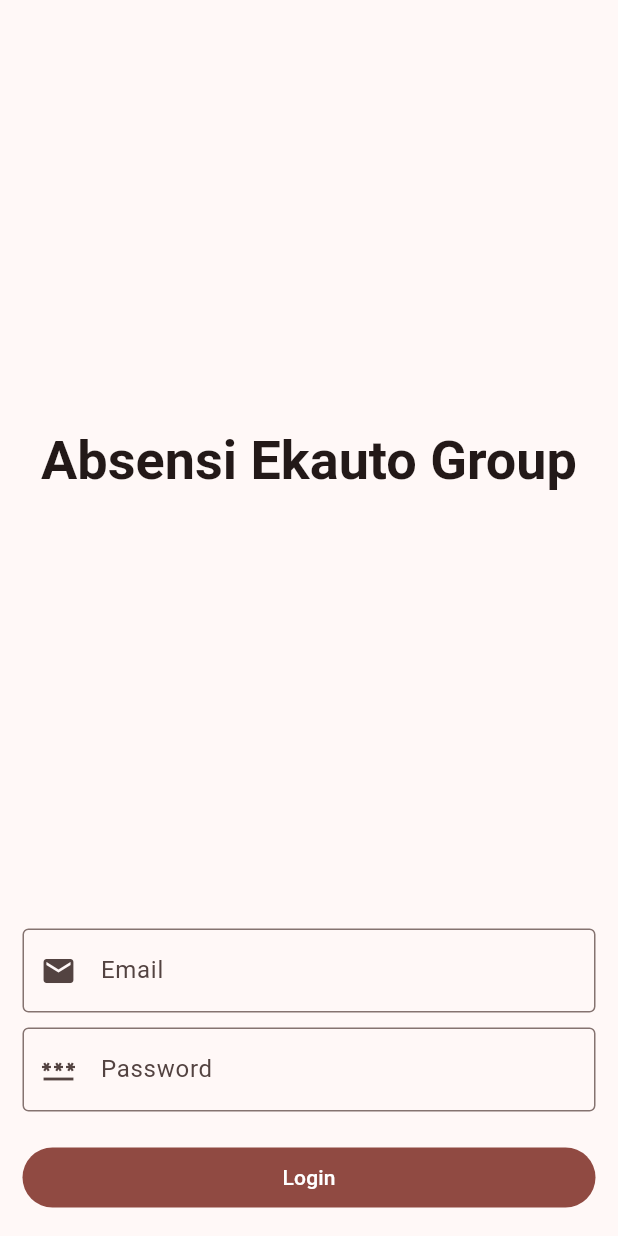
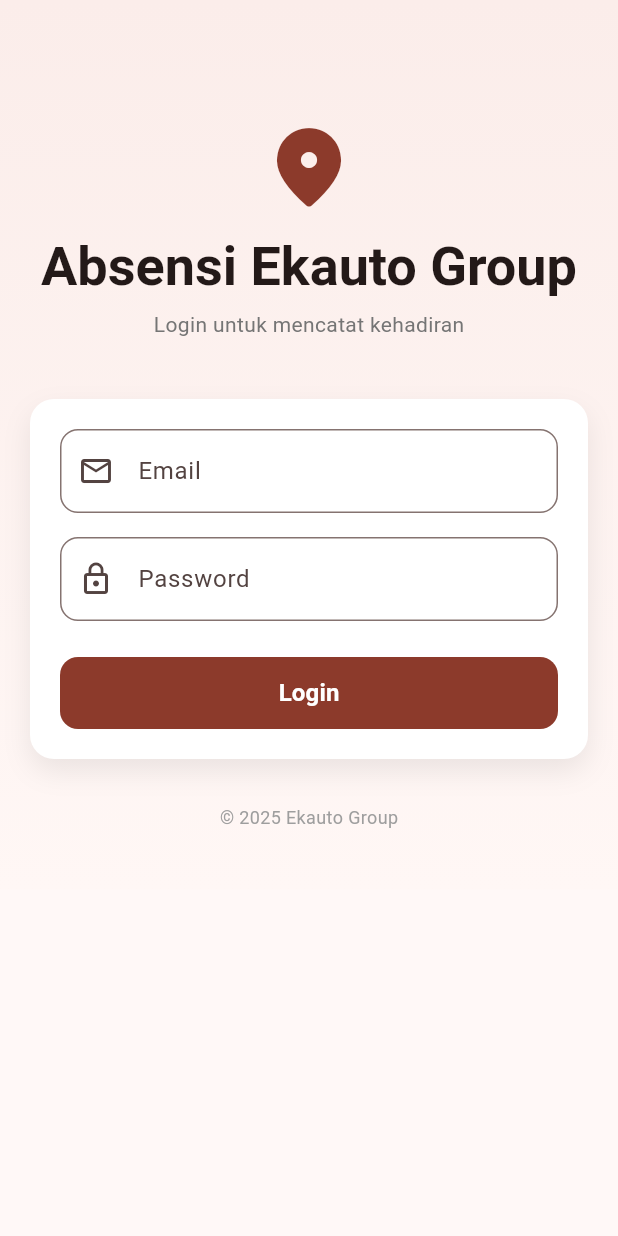
Before and after one commit to syahrizal-as/flutter-2026-part-2, a Flutter app: the screen it shows after launch, on a phone screen of 412 x 824 dp. Run offline on Flutter 3.47's test engine with Material 3 defaults, Android fonts, the phone set to English and light mode, and no system bars; our stand-ins replace dio, freezed_annotation, geolocator, get_it, pretty_dio_logger, retrofit and 1 more; missing offline and left inert: flutter_osm_plugin; generated files the repository leaves out were written again.

Commit message:
update fitur service login

```diff
--- /dev/null
+++ b/lib/app/data/source/auth_api_service.dart
@@ -0,0 +1,19 @@
+import 'package:absensi_2026/core/constant/constant.dart';
+import 'package:absensi_2026/core/network/data_state.dart';
+import 'package:retrofit/http.dart';
+import 'package:retrofit/retrofit.dart';
+import 'package:dio/dio.dart';
+
+part 'auth_api_service.g.dart';
+
+@RestApi(baseUrl: BASE_URL)
+abstract class AuthApiService {
+  factory AuthApiService(Dio dio) {
+    return _AuthApiService(dio);
+  }
+
+  @POST('/api/login')
+  Future<HttpResponse<DataState>> login({
+    @Body() required Map<String, dynamic> body,
+  });
+}
--- a/lib/app/presentation/login/login_screen.dart
+++ b/lib/app/presentation/login/login_screen.dart
@@ -19,15 +19,33 @@
   @override
   Widget bodyBuild(BuildContext context) {
     return SafeArea(
-      child: Container(
-        width: double.maxFinite,
-        padding: EdgeInsets.all(15),
+      child: Scaffold(
+        body: Container(
+          width: double.infinity,
+          decoration: const BoxDecoration(
+            gradient: LinearGradient(
+              begin: Alignment.topCenter,
+              end: Alignment.bottomCenter,
+              colors: [Color(0xFFFBEDEA), Color(0xFFFFF7F5)],
+            ),
+          ),
+          child: SingleChildScrollView(
+            padding: const EdgeInsets.symmetric(horizontal: 20),
             child: Column(
               mainAxisAlignment: MainAxisAlignment.center,
               children: [
-            Expanded(
-              child: Center(
-                child: Text(
+                const SizedBox(height: 80),
+
+                /// 🏢 HEADER / BRAND
+                Column(
+                  children: [
+                    Icon(
+                      Icons.location_on_rounded,
+                      size: 64,
+                      color: Color(0xFF8C3A2B),
+                    ),
+                    const SizedBox(height: 12),
+                    Text(
                       'Absensi Ekauto Group',
                       style: GlobalHelper.getTextStyle(
                         context,
@@ -35,38 +53,105 @@
                       )?.copyWith(fontWeight: FontWeight.bold),
                       textAlign: TextAlign.center,
                     ),
+                    const SizedBox(height: 6),
+                    Text(
+                      'Login untuk mencatat kehadiran',
+                      style: Theme.of(
+                        context,
+                      ).textTheme.bodyMedium?.copyWith(color: Colors.grey[600]),
+                    ),
+                  ],
+                ),
+
+                const SizedBox(height: 40),
+
+                /// 🧾 LOGIN CARD
+                Container(
+                  padding: const EdgeInsets.all(20),
+                  decoration: BoxDecoration(
+                    color: Colors.white,
+                    borderRadius: BorderRadius.circular(16),
+                    boxShadow: [
+                      BoxShadow(
+                        color: Colors.black.withOpacity(0.08),
+                        blurRadius: 15,
+                        offset: const Offset(0, 8),
+                      ),
+                    ],
+                  ),
+                  child: Column(
+                    children: [
+                      /// EMAIL
+                      TextField(
+                        keyboardType: TextInputType.emailAddress,
+                        decoration: InputDecoration(
+                          prefixIcon: const Icon(Icons.email_outlined),
+                          labelText: 'Email',
+                          hintText: 'example@email.com',
+                          border: OutlineInputBorder(
+                            borderRadius: BorderRadius.circular(12),
                           ),
                         ),
-            SizedBox(height: 20),
+                      ),
+
+                      const SizedBox(height: 16),
+
+                      /// PASSWORD
                       TextField(
+                        obscureText: true,
                         decoration: InputDecoration(
-                prefixIcon: Icon(Icons.email),
-                label: Text('Email'),
-                border: OutlineInputBorder(),
+                          prefixIcon: const Icon(Icons.lock_outline),
+                          labelText: 'Password',
+                          border: OutlineInputBorder(
+                            borderRadius: BorderRadius.circular(12),
                           ),
                         ),
-            SizedBox(height: 10),
-            TextField(
-              decoration: InputDecoration(
-                prefixIcon: Icon(Icons.password),
-                label: Text('Password'),
-                border: OutlineInputBorder(),
+                      ),
+
+                      const SizedBox(height: 24),
+
+                      /// LOGIN BUTTON
+                      SizedBox(
+                        width: double.infinity,
+                        height: 48,
+                        child: FilledButton(
+                          style: FilledButton.styleFrom(
+                            backgroundColor: const Color(0xFF8C3A2B),
+                            shape: RoundedRectangleBorder(
+                              borderRadius: BorderRadius.circular(12),
                             ),
                           ),
-            SizedBox(height: 20),
-            Container(
-              width: double.maxFinite,
-              child: FilledButton(
                           onPressed: () {
                             Navigator.push(
                               context,
-                    MaterialPageRoute(builder: (context) => HomeScreen()),
+                              MaterialPageRoute(builder: (_) => HomeScreen()),
                             );
                           },
-                child: Text("Login"),
+                          child: const Text(
+                            'Login',
+                            style: TextStyle(
+                              fontSize: 16,
+                              fontWeight: FontWeight.bold,
+                            ),
+                          ),
                         ),
                       ),
                     ],
+                  ),
+                ),
+
+                const SizedBox(height: 30),
+
+                /// FOOTER
+                Text(
+                  '© ${DateTime.now().year} Ekauto Group',
+                  style: TextStyle(color: Colors.grey[500], fontSize: 12),
+                ),
+
+                const SizedBox(height: 40),
+              ],
+            ),
+          ),
         ),
       ),
     );
--- a/pubspec.yaml
+++ b/pubspec.yaml
@@ -39,7 +39,7 @@
   json_annotation: ^4.9.0
   pretty_dio_logger: ^1.4.0
   provider: ^6.1.5+1
-  retrofit: ^4.9.2
+  retrofit: 4.8.0
   shared_preferences: ^2.5.4
 
 dev_dependencies:
@@ -47,7 +47,7 @@
   flutter_test:
     sdk: flutter
   freezed: ^2.3.1
-  retrofit_generator: ^9.7.0
+  retrofit_generator: 9.2.0
   json_serializable: ^6.9.0
   build_runner: ^2.4.9
 
```
Also changed, not shown: lib/app/data/model/auth.dart (added, +24 -0 lines), lib/app/data/repository/auth_repository.dart (added, +30 -0 lines), lib/app/data/model/auth.freezed.dart (added), lib/app/data/model/auth.g.dart (added), lib/app/data/source/auth_api_service.g.dart (added), lib/app/module/entity/attendance.freezed.dart, lib/app/module/entity/attendance.g.dart, lib/app/module/entity/auth.freezed.dart, lib/app/module/entity/auth.g.dart, lib/app/module/entity/leave.freezed.dart, lib/app/module/entity/leave.g.dart, lib/app/module/entity/schedule.freezed.dart, lib/app/module/entity/schedule.g.dart, pubspec.lock. Lines whose indentation alone changed are shown as unchanged.
